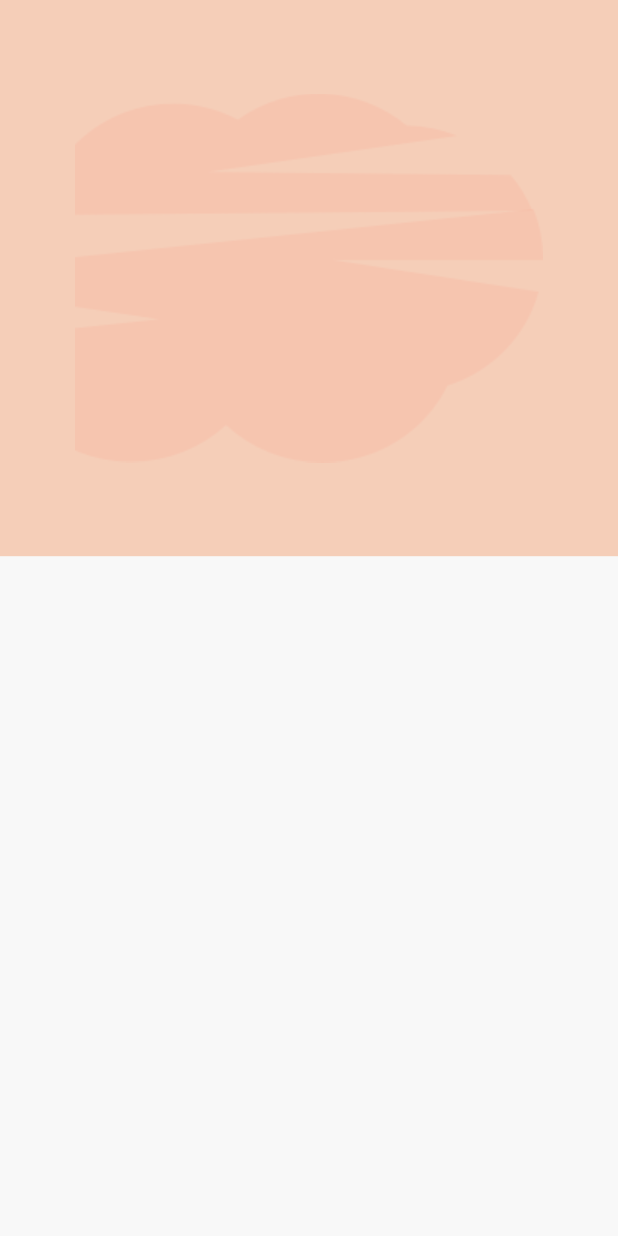
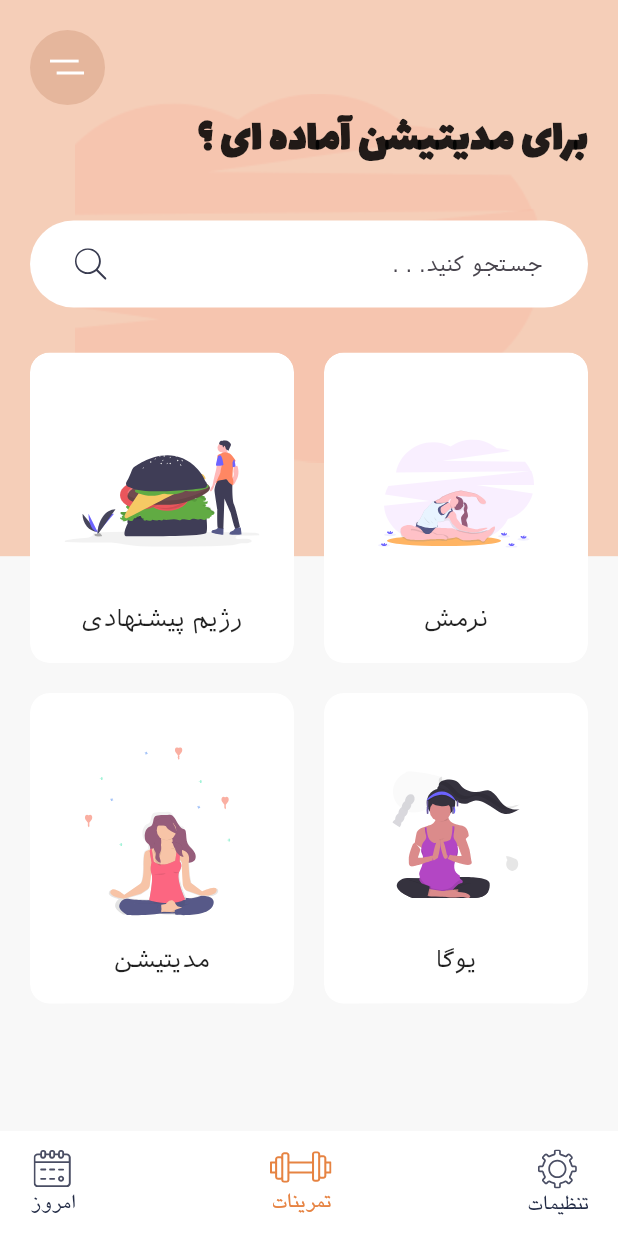
Before and after one commit to AriyaAhadyflutter/meditation_app, a Flutter app: the screen it shows after launch, on a phone screen of 412 x 824 dp. Run offline on Flutter 3.47's test engine with Material 2 defaults, Android fonts, the phone set to English and light mode, and no system bars; our stand-ins replace flutter_svg.

Commit message:
making first page

```diff
--- a/lib/main.dart
+++ b/lib/main.dart
@@ -1,4 +1,7 @@
 import 'package:flutter/material.dart';
+import 'package:flutter_svg/flutter_svg.dart';
+import 'package:meditation_app/widgets/category.dart';
+import 'package:meditation_app/widgets/navbar.dart';
 import 'constants/consts.dart';
 
 void main() {
@@ -11,6 +14,7 @@ class MyApp extends StatelessWidget {
   @override
   Widget build(BuildContext context) {
     return MaterialApp(
+      debugShowCheckedModeBanner: false,
       theme: ThemeData(
         fontFamily: 'Yekanplus',
         scaffoldBackgroundColor: kBackgroundColor,
@@ -30,6 +34,31 @@ class HomePage extends StatelessWidget {
   Widget build(BuildContext context) {
     Size size = MediaQuery.of(context).size;
     return Scaffold(
+      bottomNavigationBar: Container(
+        padding: const EdgeInsets.symmetric(horizontal: 20, vertical: 10),
+        height: 70,
+        color: Colors.white,
+        child: const Row(
+          mainAxisAlignment: MainAxisAlignment.spaceBetween,
+          children: [
+            BuildNav(
+              svgUrl: 'assets/icons/calendar.svg',
+              navBarTitle: 'امروز',
+              isActive: false,
+            ),
+            BuildNav(
+              svgUrl: 'assets/icons/gym.svg',
+              navBarTitle: 'تمرینات',
+              isActive: true,
+            ),
+            BuildNav(
+              svgUrl: 'assets/icons/Settings.svg',
+              navBarTitle: 'تنظیمات',
+              isActive: false,
+            ),
+          ],
+        ),
+      ),
       body: Stack(
         children: [
           Container(
@@ -44,6 +73,91 @@ class HomePage extends StatelessWidget {
               ),
             ),
           ),
+          SafeArea(
+            child: Padding(
+              padding: const EdgeInsets.symmetric(
+                horizontal: 20,
+                vertical: 20,
+              ),
+              child: Column(
+                children: [
+                  Align(
+                    alignment: Alignment.topLeft,
+                    child: Container(
+                      alignment: Alignment.center,
+                      height: 50,
+                      width: 50,
+                      decoration: const BoxDecoration(
+                        shape: BoxShape.circle,
+                        color: Color.fromARGB(255, 229, 182, 156),
+                      ),
+                      child: SvgPicture.asset('assets/icons/menu.svg'),
+                    ),
+                  ),
+                  const Align(
+                    alignment: Alignment.topRight,
+                    child: Text(
+                      'برای مدیتیشن آماده ای ؟',
+                      textAlign: TextAlign.right,
+                      textDirection: TextDirection.rtl,
+                      style: TextStyle(
+                        fontFamily: 'Lalezar',
+                        fontSize: 30,
+                        fontWeight: FontWeight.w800,
+                      ),
+                    ),
+                  ),
+                  Container(
+                    margin: const EdgeInsets.symmetric(vertical: 30),
+                    padding: const EdgeInsets.symmetric(
+                      horizontal: 30,
+                      vertical: 5,
+                    ),
+                    decoration: BoxDecoration(
+                      color: Colors.white,
+                      borderRadius: BorderRadius.circular(30),
+                    ),
+                    child: TextField(
+                      textAlign: TextAlign.right,
+                      textDirection: TextDirection.rtl,
+                      decoration: InputDecoration(
+                          hintText: '. . .جستجو کنید',
+                          hintStyle: const TextStyle(
+                            fontFamily: 'iranSans',
+                          ),
+                          border: InputBorder.none,
+                          icon: SvgPicture.asset('assets/icons/search.svg')),
+                    ),
+                  ),
+                  Expanded(
+                    child: GridView.count(
+                        childAspectRatio: 0.85,
+                        crossAxisCount: 2,
+                        crossAxisSpacing: 20,
+                        mainAxisSpacing: 20,
+                        children: const [
+                          CategoryCard(
+                            svgUrl: 'assets/icons/Hamburger.svg',
+                            cardText: 'رژیم پیشنهادی',
+                          ),
+                          CategoryCard(
+                            svgUrl: 'assets/icons/Excrecises.svg',
+                            cardText: 'نرمش',
+                          ),
+                          CategoryCard(
+                            svgUrl: 'assets/icons/Meditation.svg',
+                            cardText: 'مدیتیشن',
+                          ),
+                          CategoryCard(
+                            svgUrl: 'assets/icons/yoga.svg',
+                            cardText: "یوگا",
+                          ),
+                        ]),
+                  ),
+                ],
+              ),
+            ),
+          ),
         ],
       ),
     );
--- /dev/null
+++ b/lib/widgets/category.dart
@@ -0,0 +1,63 @@
+
+
+
+import 'package:flutter/material.dart';
+import 'package:flutter_svg/svg.dart';
+import 'package:meditation_app/constants/consts.dart';
+
+class CategoryCard extends StatelessWidget {
+  final VoidCallback? press;
+  final String svgUrl;
+  final String cardText;
+  const CategoryCard({
+    super.key,
+    required this.svgUrl,
+    required this.cardText,
+    this.press,
+  });
+
+  @override
+  Widget build(BuildContext context) {
+    return ClipRRect(
+      borderRadius: BorderRadius.circular(13),
+      child: Container(
+        // padding: const EdgeInsets.all(20),
+        decoration: BoxDecoration(
+          boxShadow: const [
+            BoxShadow(
+              offset: Offset(0, 17),
+              blurRadius: 17,
+              spreadRadius: -23,
+              color: kShadowColor,
+            ),
+          ],
+          color: Colors.white,
+          borderRadius: BorderRadius.circular(13),
+        ),
+        child: Material(
+          color: Colors.transparent,
+          child: InkWell(
+            onTap: () {},
+            child: Padding(
+              padding: const EdgeInsets.all(20),
+              child: Column(
+                children: [
+                  const Spacer(),
+                  SvgPicture.asset(svgUrl),
+                  const Spacer(),
+                  Text(
+                    cardText,
+                    style: const TextStyle(
+                      fontFamily: 'iranSans',
+                      fontSize: 16,
+                    ),
+                  ),
+                ],
+              ),
+            ),
+          ),
+        ),
+      ),
+    );
+  }
+}
--- /dev/null
+++ b/lib/widgets/navbar.dart
@@ -0,0 +1,35 @@
+import 'package:flutter/material.dart';
+import 'package:flutter_svg/flutter_svg.dart';
+import 'package:meditation_app/constants/consts.dart';
+
+class BuildNav extends StatelessWidget {
+  final String svgUrl;
+  final String navBarTitle;
+  final VoidCallback? press;
+  final bool isActive;
+  const BuildNav({
+    super.key,
+    required this.svgUrl,
+    required this.navBarTitle,
+    required this.isActive,
+    this.press,
+  });
+
+  @override
+  Widget build(BuildContext context) {
+    return Column(
+      mainAxisAlignment: MainAxisAlignment.spaceAround,
+      children: [
+        SvgPicture.asset(svgUrl),
+        Text(
+          navBarTitle,
+          style: TextStyle(
+            color: isActive ? kActiveIconColor : kTextColor,
+            fontFamily: 'yagut',
+            fontSize: 15,
+          ),
+        ),
+      ],
+    );
+  }
+}
--- a/pubspec.yaml
+++ b/pubspec.yaml
@@ -35,9 +35,9 @@ dependencies:
   # The following adds the Cupertino Icons font to your application.
   # Use with the CupertinoIcons class for iOS style icons.
   cupertino_icons: ^1.0.2
-  # chewie: ^1.5.0
-  # video_player: ^2.7.0
-  # flutter_svg: ^2.0.7
+  # video_player: ^2.7.1
+  chewie: ^1.7.0
+  flutter_svg: ^2.0.7
 
 dev_dependencies:
   flutter_test:
```
Also changed, not shown: pubspec.lock, 1 other file.
